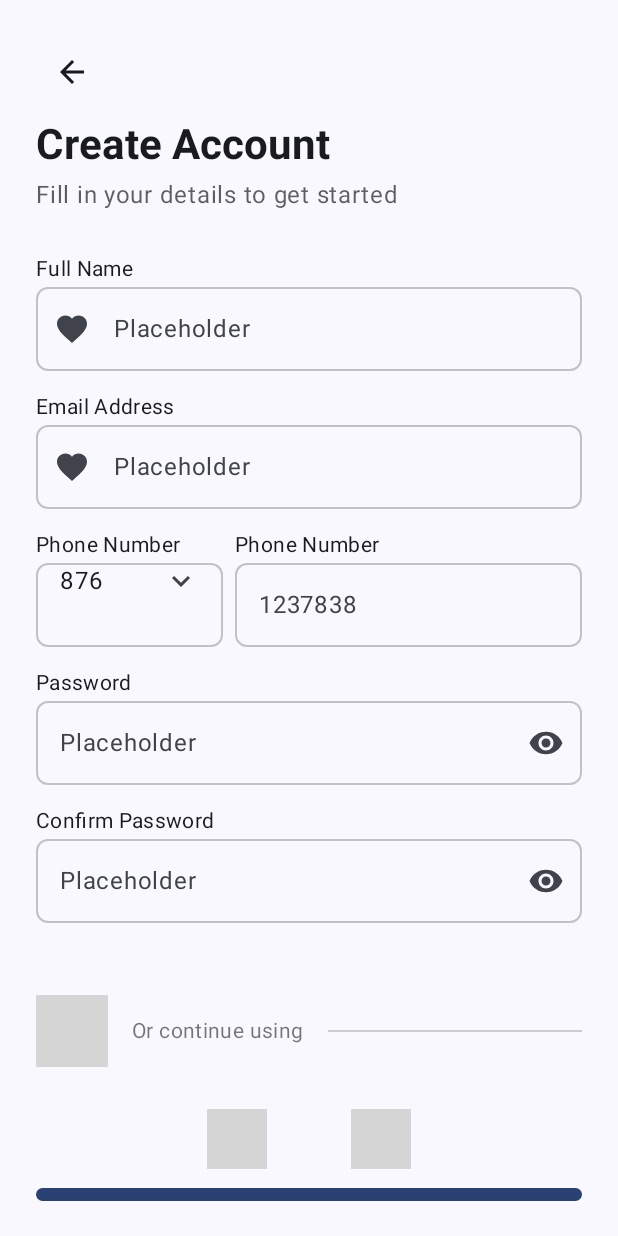
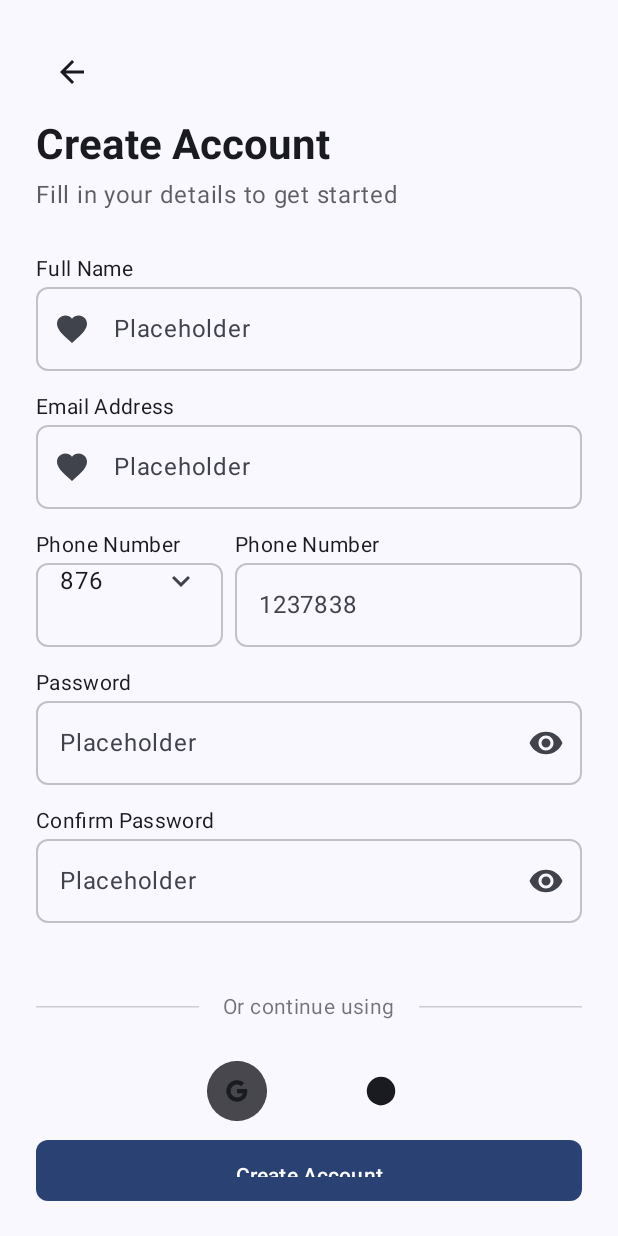
Before and after one commit to ogeeDeveloper/Local_Event-_Finder, an Android app built with Jetpack Compose: the @Preview function CreateAccountScreenPreview, on a phone screen of 412 x 824 dp. Run offline under Robolectric (Android 15) with nearby library versions, the phone set to English and light mode, and no system bars; grey boxes are pictures that could not be loaded.

Commit message:
Replaced Divider with HorizontalDivider:
Updated Divider to HorizontalDivider with the proper parameters

Added proper import for the color parameter
Used R.drawable.ic_google and R.drawable.ic_facebook resources

```diff
--- a/app/src/main/java/com/ogeedeveloper/local_event_finder_frontend/ui/screens/auth/signup/CreateAccountScreen.kt
+++ b/app/src/main/java/com/ogeedeveloper/local_event_finder_frontend/ui/screens/auth/signup/CreateAccountScreen.kt
@@ -167,7 +167,11 @@ fun SocialLoginDivider(
     ) {
         Modifier.weight(1f)
         MaterialTheme.colorScheme.onSurface.copy(alpha = 0.2f)
-        HorizontalDivider(modifier, thickness, color)
+        HorizontalDivider(
+            modifier = Modifier.weight(1f),
+            thickness = 1.dp,
+            color = MaterialTheme.colorScheme.onSurface.copy(alpha = 0.2f)
+        )
 
         Text(
             text = "Or continue using",
@@ -176,8 +180,9 @@ fun SocialLoginDivider(
             modifier = Modifier.padding(horizontal = 16.dp)
         )
 
-        Divider(
+        HorizontalDivider(
             modifier = Modifier.weight(1f),
+            thickness = 1.dp,
             color = MaterialTheme.colorScheme.onSurface.copy(alpha = 0.2f)
         )
     }
@@ -204,7 +209,7 @@ fun SocialLoginButtons(
         // Facebook login button
         SocialButton(
             onClick = { /* Handle Facebook login */ },
-            iconResId = R.drawable.ic_facebook,
+            iconResId = R.drawable.facebook,
             contentDescription = "Continue with Facebook"
         )
     }
--- /dev/null
+++ b/app/src/main/res/drawable/facebook.xml
@@ -0,0 +1,12 @@
+<vector xmlns:android="http://schemas.android.com/apk/res/android"
+    android:width="24dp"
+    android:height="24dp"
+    android:viewportWidth="24"
+    android:viewportHeight="24">
+  <path
+      android:pathData="M12,2.5C9.48,2.5 7.064,3.501 5.282,5.282C3.501,7.064 2.5,9.48 2.5,12C2.5,14.52 3.501,16.936 5.282,18.718C7.064,20.499 9.48,21.5 12,21.5C14.52,21.5 16.936,20.499 18.718,18.718C20.499,16.936 21.5,14.52 21.5,12C21.5,9.48 20.499,7.064 18.718,5.282C16.936,3.501 14.52,2.5 12,2.5Z"
+      android:fillColor="#039BE5"/>
+  <path
+      android:pathData="M13.286,14.518H15.745L16.131,12.02H13.285V10.655C13.285,9.618 13.625,8.698 14.595,8.698H16.154V6.518C15.88,6.481 15.301,6.4 14.206,6.4C11.92,6.4 10.579,7.608 10.579,10.359V12.02H8.229V14.518H10.579V21.382C11.045,21.452 11.516,21.5 12,21.5C12.438,21.5 12.865,21.46 13.286,21.403V14.518Z"
+      android:fillColor="#ffffff"/>
+</vector>
--- /dev/null
+++ b/app/src/main/res/drawable/ic_google.xml
@@ -0,0 +1,25 @@
+<vector xmlns:android="http://schemas.android.com/apk/res/android"
+    android:width="56dp"
+    android:height="56dp"
+    android:viewportWidth="56"
+    android:viewportHeight="56">
+  <path
+      android:strokeWidth="1"
+      android:pathData="M8,0.5L48,0.5A7.5,7.5 0,0 1,55.5 8L55.5,48A7.5,7.5 0,0 1,48 55.5L8,55.5A7.5,7.5 0,0 1,0.5 48L0.5,8A7.5,7.5 0,0 1,8 0.5z"
+      android:strokeAlpha="0.8"
+      android:fillColor="#ffffff"
+      android:strokeColor="#E8E9EC"
+      android:fillAlpha="0.8"/>
+  <path
+      android:pathData="M37.602,28.24C37.602,27.565 37.536,26.867 37.427,26.214H27.994V30.07H33.397C33.179,31.312 32.46,32.401 31.392,33.098L34.617,35.604C36.512,33.839 37.602,31.268 37.602,28.24Z"
+      android:fillColor="#4280EF"/>
+  <path
+      android:pathData="M27.994,38C30.695,38 32.961,37.107 34.617,35.582L31.392,33.098C30.499,33.708 29.345,34.057 27.994,34.057C25.379,34.057 23.179,32.292 22.373,29.94L19.062,32.488C20.761,35.865 24.203,38 27.994,38Z"
+      android:fillColor="#34A353"/>
+  <path
+      android:pathData="M22.373,29.917C21.959,28.675 21.959,27.324 22.373,26.083L19.062,23.512C17.646,26.344 17.646,29.677 19.062,32.488L22.373,29.917Z"
+      android:fillColor="#F6B704"/>
+  <path
+      android:pathData="M27.994,21.965C29.41,21.944 30.804,22.488 31.828,23.469L34.682,20.593C32.874,18.894 30.477,17.979 27.994,18C24.203,18 20.761,20.135 19.062,23.512L22.373,26.083C23.179,23.708 25.379,21.965 27.994,21.965Z"
+      android:fillColor="#E54335"/>
+</vector>
```
Also changed, not shown: app/src/main/res/drawable/location_illustration.xml (added, +255 -0 lines).
